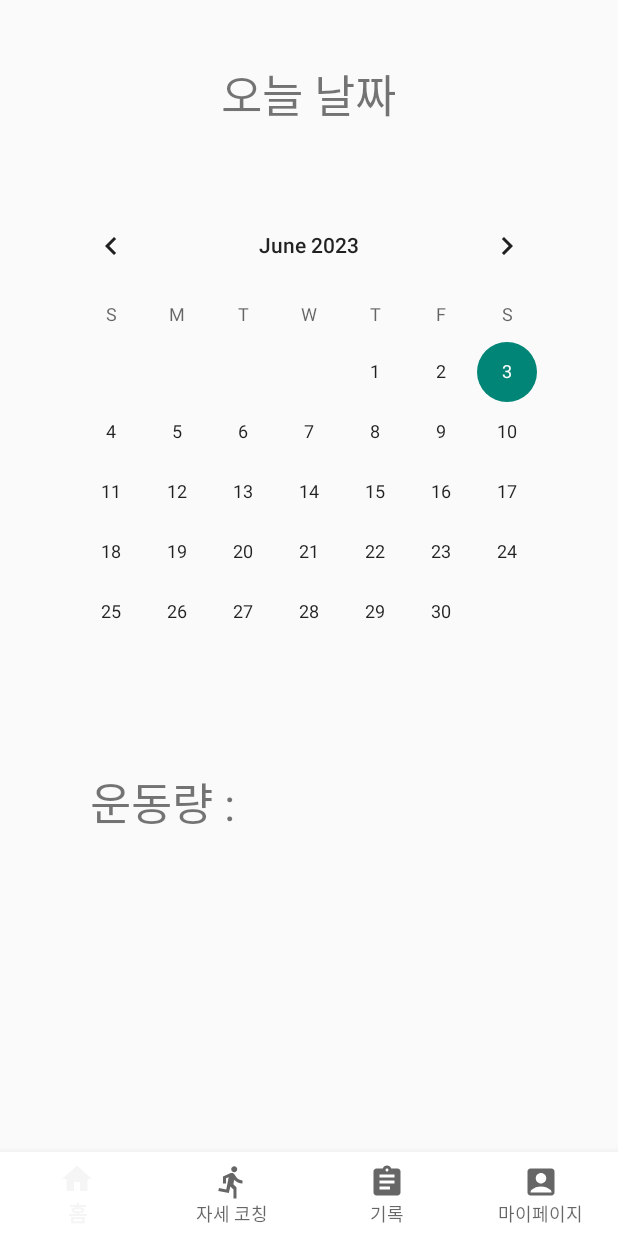
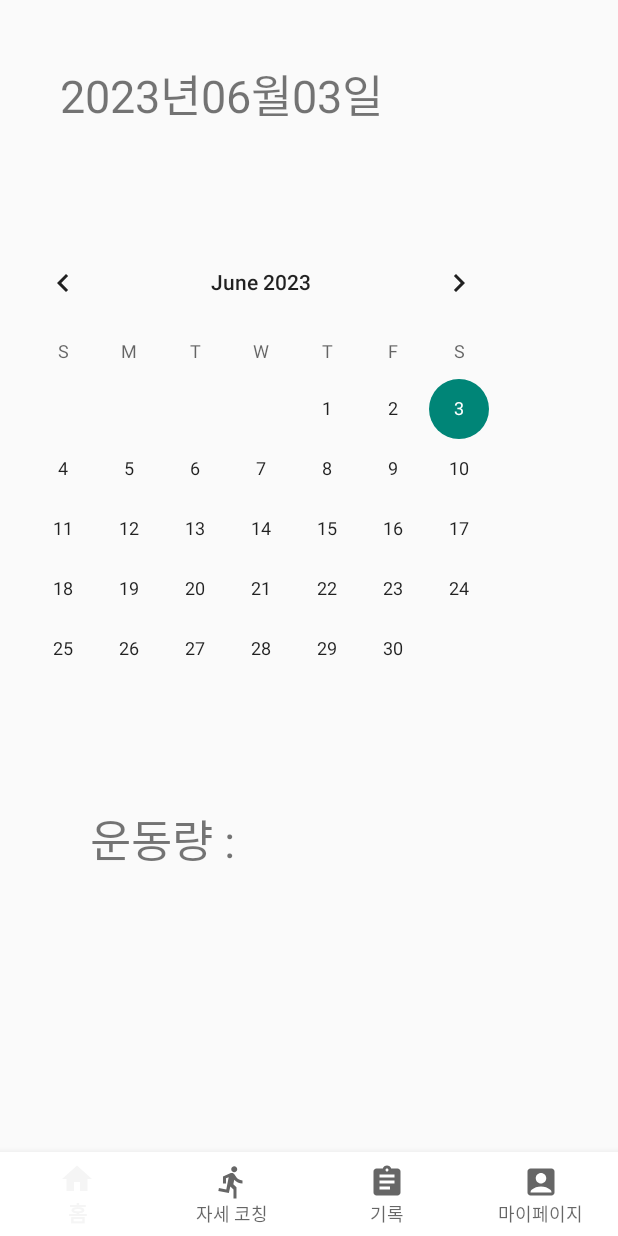
Before and after one commit to JaesungGo/helpme_homeT, an Android app: the fragment Record01 placed in its activity, on a phone screen of 412 x 824 dp. Run offline under Robolectric (Android 15) with nearby library versions, the phone set to English and light mode, and no system bars.

Commit message:
Add Other Exercise // Fix CalendarView ( Record01 )

```diff
--- a/app/src/main/java/com/example/mocap01/Record01.java
+++ b/app/src/main/java/com/example/mocap01/Record01.java
@@ -1,22 +1,47 @@
 package com.example.mocap01;
 
 import android.os.Bundle;
-
-import androidx.fragment.app.Fragment;
-
 import android.view.LayoutInflater;
 import android.view.View;
 import android.view.ViewGroup;
+import android.widget.CalendarView;
+import android.widget.TextView;
+
+import androidx.annotation.NonNull;
+import androidx.annotation.Nullable;
+import androidx.fragment.app.Fragment;
+
+import java.text.DateFormat;
+import java.text.SimpleDateFormat;
+import java.util.Date;
 
 
 public class Record01 extends Fragment {
 
-
+    private CalendarView calendarView;
+    private TextView today;
 
     @Override
-    public View onCreateView(LayoutInflater inflater, ViewGroup container,
-                             Bundle savedInstanceState) {
-        // Inflate the layout for this fragment
-        return inflater.inflate(R.layout.record, container, false);
+    public View onCreateView(LayoutInflater inflater, ViewGroup container, Bundle savedInstanceState) {
+        View rootView = inflater.inflate(R.layout.record, container, false);
+
+        today = rootView.findViewById(R.id.today);
+        calendarView = rootView.findViewById(R.id.calendarView);
+
+        // 날짜 변환
+        DateFormat formatter = new SimpleDateFormat("yyyy년MM월dd일");
+        Date date = new Date(calendarView.getDate());
+        today.setText(formatter.format(date));
+
+        // 캘린더뷰 클릭 이벤트 처리
+        calendarView.setOnDateChangeListener(new CalendarView.OnDateChangeListener() {
+            @Override
+            public void onSelectedDayChange(@NonNull CalendarView view, int year, int month, int dayOfMonth) {
+                String day = year + "년" + (month + 1) + "월" + dayOfMonth + "일";
+                today.setText(day);
+            }
+        });
+
+        return rootView;
     }
 }
--- a/app/src/main/res/layout/activity_detect_squat.xml
+++ b/app/src/main/res/layout/activity_detect_squat.xml
@@ -27,7 +27,7 @@
         android:layout_marginBottom="680dp"
         android:text="회원님 한개만 더 : 0"
         android:textColor="#FFEB3B"
-        android:textSize="20sp" />
+        android:textSize="24sp" />
 
 
 </RelativeLayout>
--- a/app/src/main/res/layout/activity_squat.xml
+++ b/app/src/main/res/layout/activity_squat.xml
@@ -10,10 +10,10 @@
         android:id="@+id/tv_squat"
         android:layout_width="0dp"
         android:layout_height="300dp"
+        android:gravity="center"
         android:text="카메라가 인식을 시작합니다. 카메라를 적당한 각도로 유지해주세요.\n 세로 기준 70도~85도를 권장합니다. [카메라 권한 허용/거부]"
         android:textAlignment="center"
-        android:gravity="center"
-        android:textSize="12sp"
+        android:textSize="14sp"
         app:layout_constraintBottom_toBottomOf="parent"
         app:layout_constraintEnd_toEndOf="parent"
         app:layout_constraintStart_toStartOf="parent"
--- a/app/src/main/res/layout/record.xml
+++ b/app/src/main/res/layout/record.xml
@@ -11,20 +11,20 @@
         android:id="@+id/today"
         android:layout_width="wrap_content"
         android:layout_height="wrap_content"
-        android:textSize="30sp"
+        android:layout_marginStart="40dp"
+        android:layout_marginTop="40dp"
+        android:layout_marginBottom="40dp"
         android:text="오늘 날짜"
-        android:layout_alignParentTop="@+id/calendarView"
-        android:layout_margin="40dp"
-        android:layout_centerHorizontal="true"/>
+        android:textSize="30sp" />
 
     <CalendarView
         android:id="@+id/calendarView"
         android:layout_width="wrap_content"
         android:layout_height="wrap_content"
-        android:layout_centerVertical="false"
-        android:layout_centerHorizontal="true"
+        android:layout_centerVertical="true"
         android:layout_marginTop="130dp"
-        />
+        android:clickable="true"
+        android:focusable="true"/>
 
     <TextView
         android:id="@+id/exercise"
@@ -37,16 +37,16 @@
         android:text="운동량 : "
         android:textSize="30sp" />
 
-    <ListView
-        android:id="@+id/listView2"
-        android:layout_width="186dp"
-        android:layout_height="249dp"
-        android:layout_below="@+id/calendarView"
-        android:layout_marginStart="22dp"
-        android:layout_marginTop="31dp"
-        android:layout_toEndOf="@+id/exercise"
-        app:layout_constraintBottom_toBottomOf="parent"
-        tools:layout_editor_absoluteX="0dp" />
+<!--    <ListView-->
+<!--        android:id="@+id/listView2"-->
+<!--        android:layout_width="186dp"-->
+<!--        android:layout_height="249dp"-->
+<!--        android:layout_below="@+id/calendarView"-->
+<!--        android:layout_marginStart="22dp"-->
+<!--        android:layout_marginTop="31dp"-->
+<!--        android:layout_toEndOf="@+id/exercise"-->
+<!--        app:layout_constraintBottom_toBottomOf="parent"-->
+<!--        tools:layout_editor_absoluteX="0dp" />-->
 
 
 </RelativeLayout>
```
Also changed, not shown: app/src/main/AndroidManifest.xml (+31 -3 lines), app/src/main/java/com/example/mocap01/Exercise01.java (+24 -0 lines), app/src/main/java/com/example/mocap01/Record.java (+30 -34 lines).
